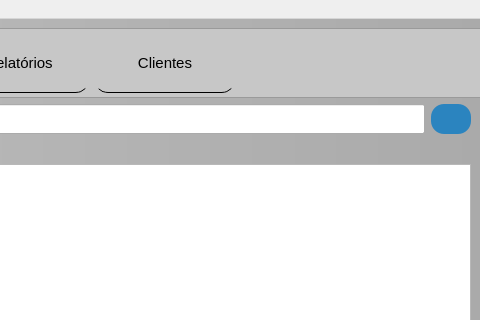
Old version of the form mainwindow.ui in the repository GabR36/QEstoqueLoja; both pictures show x 730 to 1210 and y 0 to 320 of the 1210 by 643 pixel window.
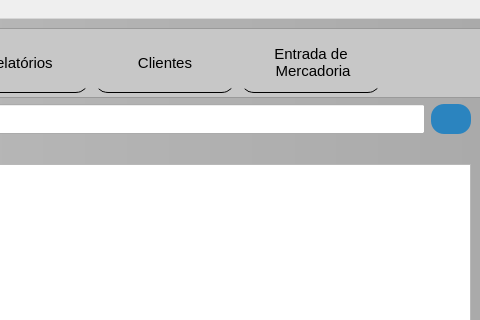
New version of the form. Icons and pictures are not drawn. Custom widgets are drawn as their Qt base class.

```diff
--- a/mainwindow.ui
+++ b/mainwindow.ui
@@ -404,6 +404,23 @@
                 </property>
                </widget>
               </item>
+              <item>
+               <widget class="QPushButton" name="Btn_Entradas">
+                <property name="minimumSize">
+                 <size>
+                  <width>140</width>
+                  <height>60</height>
+                 </size>
+                </property>
+                <property name="text">
+                 <string>Entrada de
+ Mercadoria</string>
+                </property>
+                <property name="icon">
+                 <iconset theme="QIcon::ThemeIcon::GoHome"/>
+                </property>
+               </widget>
+              </item>
               <item>
                <spacer name="horizontalSpacer">
                 <property name="orientation">
```
